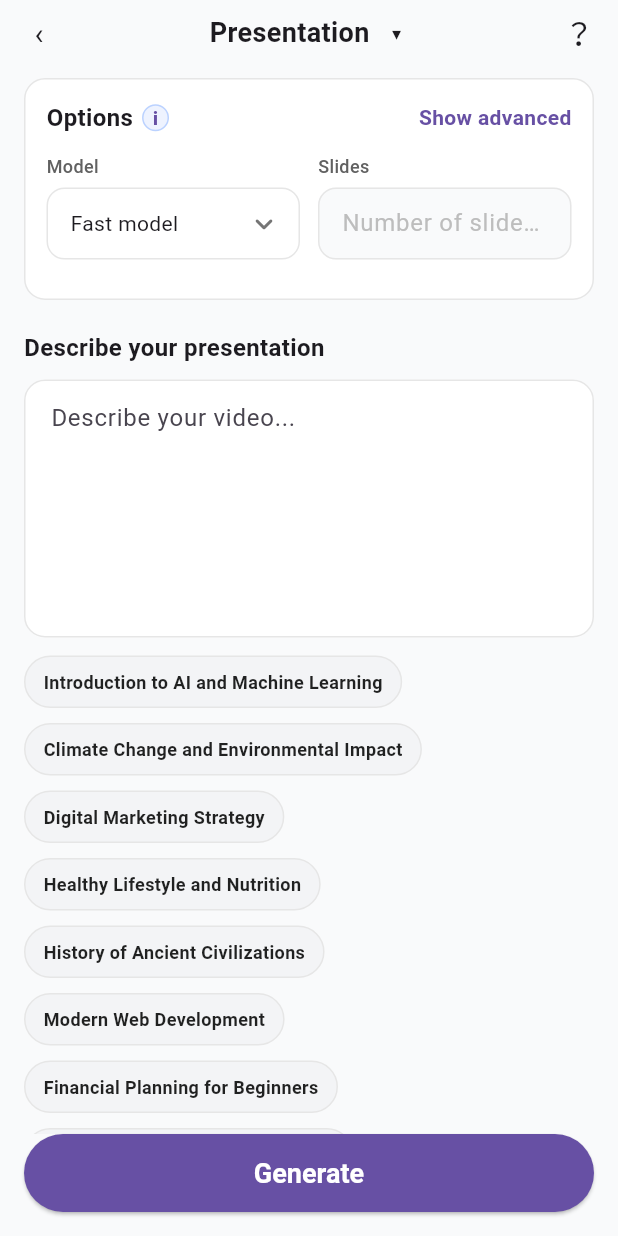
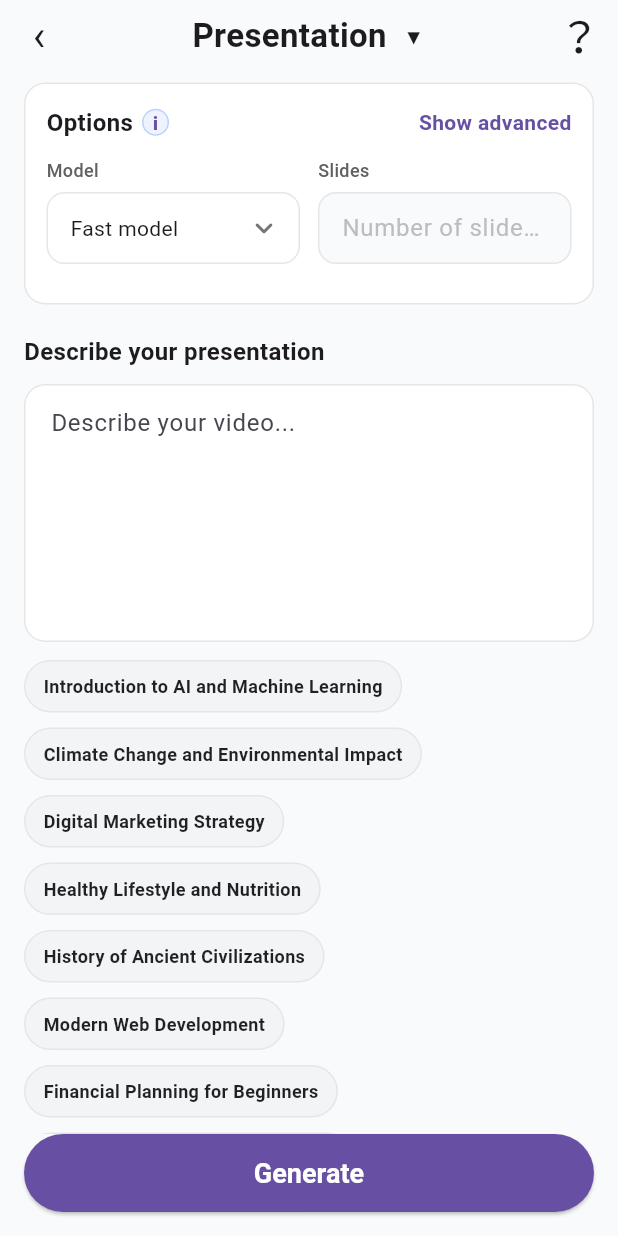
Before and after one commit to ltt204/datn-mobile, a Flutter app: the PresentationPage screen opened directly, on a phone screen of 412 x 824 dp. Run offline on Flutter 3.47's test engine with Material 3 defaults, Android fonts, the phone set to English and light mode, and no system bars; our stand-ins replace auto_route, dio, flash, flex_color_scheme, flutter_riverpod, hive_ce_flutter and 6 more; missing offline and left inert: duration, flutter_displaymode, flutter_secure_storage_x, platform_info, talker_dio_logger; accounts and stored records are empty; generated files the repository leaves out were written again; statements that could not run were skipped.

Commit message:
feat: update on demand

```diff
--- a/lib/features/presentation_generate/presentation_page.dart
+++ b/lib/features/presentation_generate/presentation_page.dart
@@ -42,7 +42,11 @@ class _PresentationPageState extends State<PresentationPage> {
       body: SafeArea(
         child: Column(
           children: [
-            HeaderBar(title: 'Presentation', onBack: () {}, onHelp: () {}),
+            HeaderBar(
+              title: 'Presentation',
+              onBack: () => context.router.maybePop(),
+              onHelp: () {},
+            ),
             Expanded(
               child: SingleChildScrollView(
                 padding: const EdgeInsets.fromLTRB(16, 8, 16, 16),
--- a/lib/shared/widget/header_bar.dart
+++ b/lib/shared/widget/header_bar.dart
@@ -13,14 +13,14 @@ class HeaderBar extends StatelessWidget {
 
   @override
   Widget build(BuildContext context) {
-    const textStyle = TextStyle(fontSize: 18, fontWeight: FontWeight.w600);
+    const textStyle = TextStyle(fontSize: 22, fontWeight: FontWeight.w600);
     return Padding(
       padding: const EdgeInsets.fromLTRB(12, 8, 12, 8),
       child: Row(
         children: [
           GestureDetector(
             onTap: onBack,
-            child: const _Glyph(text: '‹'),
+            child: const _Glyph(text: '‹', fontSize: 28),
           ),
           const SizedBox(width: 6),
           const Expanded(
@@ -30,14 +30,14 @@ class HeaderBar extends StatelessWidget {
                 children: [
                   Text('Presentation', style: textStyle),
                   SizedBox(width: 4),
-                  _Glyph(text: '▾'),
+                  _Glyph(text: '▾', fontSize: 28),
                 ],
               ),
             ),
           ),
           GestureDetector(
             onTap: onHelp,
-            child: const _Glyph(text: '？'),
+            child: const _Glyph(text: '？', fontSize: 28),
           ),
         ],
       ),
@@ -47,7 +47,10 @@ class HeaderBar extends StatelessWidget {
 
 class _Glyph extends StatelessWidget {
   final String text;
-  const _Glyph({required this.text});
+  final double fontSize;
+
+  const _Glyph({required this.text, this.fontSize = 20});
+
   @override
   Widget build(BuildContext context) {
     return Container(
@@ -58,7 +61,7 @@ class _Glyph extends StatelessWidget {
         borderRadius: BorderRadius.circular(8),
         color: Colors.transparent,
       ),
-      child: Text(text, style: const TextStyle(fontSize: 20, height: 1.0)),
+      child: Text(text, style: TextStyle(fontSize: fontSize, height: 1.0)),
     );
   }
 }
--- a/pubspec.yaml
+++ b/pubspec.yaml
@@ -60,3 +60,5 @@ dev_dependencies:
 
 flutter:
   uses-material-design: true
+  assets:
+    - assets/
```
Also changed, not shown: lib/features/projects/ui/pages/projects_page.dart (+19 -5 lines), assets/floating_button_icon.png (added).
